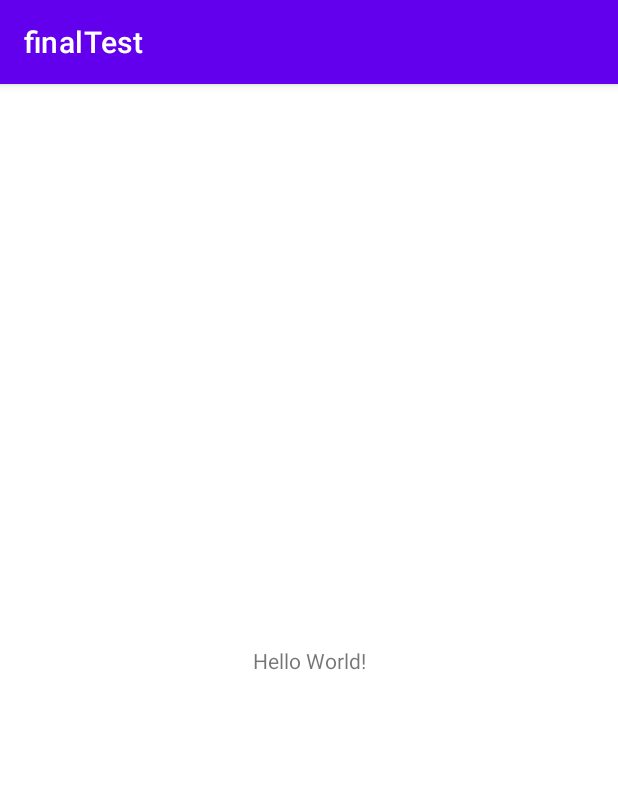
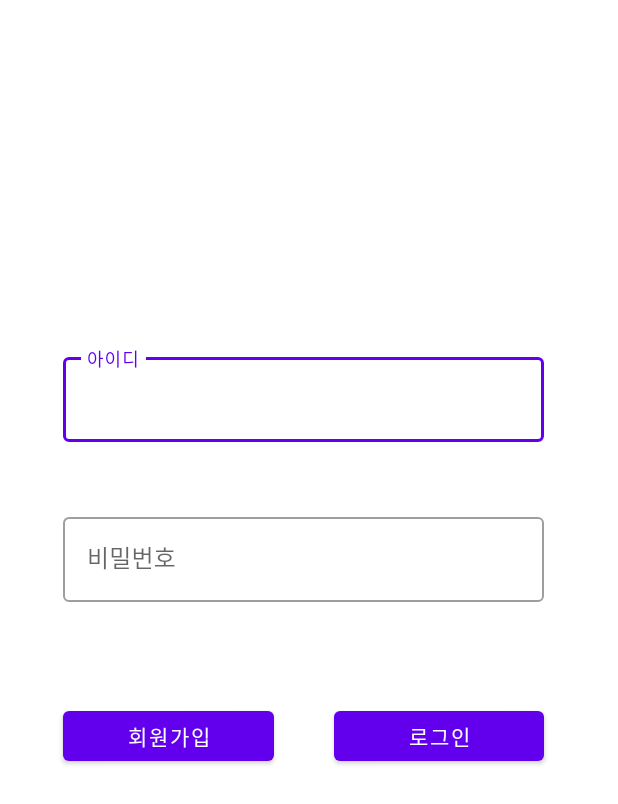
Before and after one commit to gkfkatkfka/finalTest, an Android app: the screen it shows after launch (MainActivity), on a phone screen of 412 x 824 dp. Shown: the top 804 px of the screen. Run offline under Robolectric (Android 15) with nearby library versions, the phone set to English and light mode, and no system bars.

```diff
--- a/app/build.gradle
+++ b/app/build.gradle
@@ -29,7 +29,8 @@ android {
 }
 
 dependencies {
-
+    // matireal 추가
+    implementation 'com.google.android.material:material:1.1.0'
     implementation 'androidx.appcompat:appcompat:1.3.0'
     implementation 'com.google.android.material:material:1.3.0'
     implementation 'androidx.constraintlayout:constraintlayout:2.0.4'
--- a/app/src/main/AndroidManifest.xml
+++ b/app/src/main/AndroidManifest.xml
@@ -9,6 +9,7 @@
         android:roundIcon="@mipmap/ic_launcher_round"
         android:supportsRtl="true"
         android:theme="@style/Theme.FinalTest">
+        <activity android:name=".JoinActivity"></activity>
         <activity android:name=".IntroActivity">
             <intent-filter>
                 <action android:name="android.intent.action.MAIN" />
@@ -16,9 +17,7 @@
                 <category android:name="android.intent.category.LAUNCHER" />
             </intent-filter>
         </activity>
-        <activity android:name=".MainActivity">
-
-        </activity>
+        <activity android:name=".MainActivity"></activity>
     </application>
 
 </manifest>
--- a/app/src/main/java/com/inhatc/finaltest/MainActivity.java
+++ b/app/src/main/java/com/inhatc/finaltest/MainActivity.java
@@ -2,13 +2,36 @@ package com.inhatc.finaltest;
 
 import androidx.appcompat.app.AppCompatActivity;
 
+import android.content.Intent;
 import android.os.Bundle;
+import android.view.View;
+import android.widget.Button;
 
-public class MainActivity extends AppCompatActivity {
+public class MainActivity extends AppCompatActivity implements View.OnClickListener {
+
+    private Button btnLogin;
+    private Button btnJoin;
 
     @Override
     protected void onCreate(Bundle savedInstanceState) {
         super.onCreate(savedInstanceState);
         setContentView(R.layout.activity_main);
+
+        btnLogin = (Button)findViewById(R.id.btnLogin);
+        btnJoin = (Button)findViewById(R.id.btnJoin);
+
+        btnLogin.setOnClickListener(this);
+        btnJoin.setOnClickListener(this);
     }
+
+    public void onClick(View v){
+        if(v==btnJoin){ // join 화면
+            Intent intent = new Intent(MainActivity.this, JoinActivity.class);
+            startActivity(intent);
+        }
+        else if(v==btnLogin){ // login 화면
+
+        }
+    }
+
 }
--- a/app/src/main/res/layout/activity_intro.xml
+++ b/app/src/main/res/layout/activity_intro.xml
@@ -4,6 +4,7 @@
     xmlns:tools="http://schemas.android.com/tools"
     android:layout_width="match_parent"
     android:layout_height="match_parent"
+    android:background="#F6E9D9"
     tools:context=".IntroActivity">
 
     <TextView
--- a/app/src/main/res/layout/activity_main.xml
+++ b/app/src/main/res/layout/activity_main.xml
@@ -6,13 +6,65 @@
     android:layout_height="match_parent"
     tools:context=".MainActivity">
 
-    <TextView
-        android:layout_width="wrap_content"
+    <Button
+        android:id="@+id/btnLogin"
+        android:layout_width="0dp"
+        android:layout_height="45dp"
+        android:layout_marginEnd="49dp"
+        android:layout_marginBottom="288dp"
+        android:text="로그인"
+        app:layout_constraintBottom_toBottomOf="parent"
+        app:layout_constraintEnd_toEndOf="parent"
+        app:layout_constraintStart_toEndOf="@+id/btnJoin"
+        app:layout_constraintTop_toBottomOf="@+id/textInputLayout4" />
+
+    <Button
+        android:id="@+id/btnJoin"
+        android:layout_width="0dp"
+        android:layout_height="45dp"
+        android:layout_marginStart="42dp"
+        android:layout_marginEnd="40dp"
+        android:text="회원가입"
+        app:layout_constraintBaseline_toBaselineOf="@+id/btnLogin"
+        app:layout_constraintEnd_toStartOf="@+id/btnLogin"
+        app:layout_constraintStart_toStartOf="parent" />
+
+    <com.google.android.material.textfield.TextInputLayout
+        android:id="@+id/textInputLayout3"
+        style="@style/Widget.MaterialComponents.TextInputLayout.OutlinedBox"
+        android:layout_width="0dp"
         android:layout_height="wrap_content"
-        android:text="Hello World!"
-        app:layout_constraintBottom_toBottomOf="parent"
-        app:layout_constraintLeft_toLeftOf="parent"
-        app:layout_constraintRight_toRightOf="parent"
-        app:layout_constraintTop_toTopOf="parent" />
+        android:layout_marginTop="210dp"
+        android:layout_marginBottom="22dp"
+        app:layout_constraintBottom_toTopOf="@+id/textInputLayout4"
+        app:layout_constraintEnd_toEndOf="@+id/textInputLayout4"
+        app:layout_constraintStart_toStartOf="@+id/textInputLayout4"
+        app:layout_constraintTop_toTopOf="parent">
+
+        <com.google.android.material.textfield.TextInputEditText
+            android:id="@+id/joinID"
+            android:layout_width="match_parent"
+            android:layout_height="wrap_content"
+            android:hint="아이디" />
+    </com.google.android.material.textfield.TextInputLayout>
+
+    <com.google.android.material.textfield.TextInputLayout
+        android:id="@+id/textInputLayout4"
+        style="@style/Widget.MaterialComponents.TextInputLayout.OutlinedBox"
+        android:layout_width="0dp"
+        android:layout_height="wrap_content"
+        android:layout_marginBottom="44dp"
+        app:layout_constraintBottom_toTopOf="@+id/btnLogin"
+        app:layout_constraintEnd_toEndOf="@+id/btnLogin"
+        app:layout_constraintStart_toStartOf="@+id/btnJoin"
+        app:layout_constraintTop_toBottomOf="@+id/textInputLayout3">
+
+        <com.google.android.material.textfield.TextInputEditText
+            android:id="@+id/editPW"
+            android:layout_width="match_parent"
+            android:layout_height="wrap_content"
+            android:hint="비밀번호"
+            android:inputType="textPassword" />
+    </com.google.android.material.textfield.TextInputLayout>
 
 </androidx.constraintlayout.widget.ConstraintLayout>
--- a/app/src/main/res/values/themes.xml
+++ b/app/src/main/res/values/themes.xml
@@ -1,6 +1,6 @@
 <resources xmlns:tools="http://schemas.android.com/tools">
     <!-- Base application theme. -->
-    <style name="Theme.FinalTest" parent="Theme.MaterialComponents.DayNight.DarkActionBar">
+    <style name="Theme.FinalTest" parent="Theme.MaterialComponents.DayNight">
         <!-- Primary brand color. -->
         <item name="colorPrimary">@color/purple_500</item>
         <item name="colorPrimaryVariant">@color/purple_700</item>
@@ -12,5 +12,10 @@
         <!-- Status bar color. -->
         <item name="android:statusBarColor" tools:targetApi="l">?attr/colorPrimaryVariant</item>
         <!-- Customize your theme here. -->
+
+        <!--NoTitleBar-->
+        <item name="windowActionBar">false</item>
+        <item name="windowNoTitle">true</item>
+
     </style>
 </resources>
```
Also changed, not shown: app/src/main/java/com/inhatc/finaltest/JoinActivity.java (added, +28 -0 lines), app/src/main/res/layout/activity_join.xml (added, +172 -0 lines).
